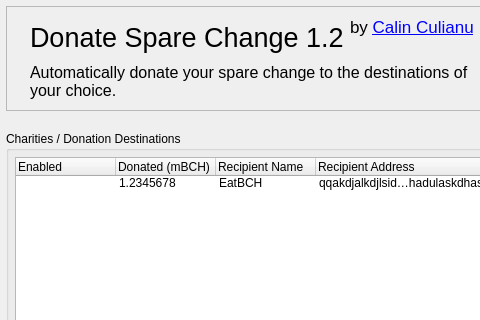
The window that ui.ui (cculianu/DonateSpareChange) describes before a commit, drawn with Qt 5; both pictures show x 0 to 480 and y 0 to 320 of the 1054 by 519 pixel window.
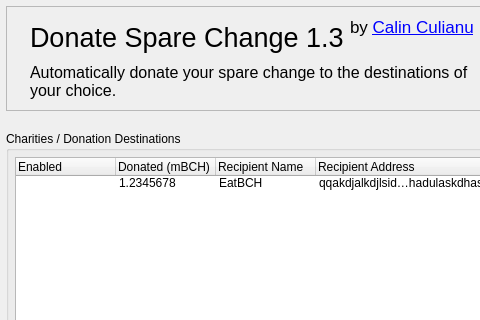
The same window after the commit. Icons and pictures are not drawn.

Commit message:
Made the "donate all" actually do 1 donee per tx
if not in batch mode

What changed in the file:
```diff
--- a/ui.ui
+++ b/ui.ui
@@ -449,7 +449,7 @@
          </font>
         </property>
         <property name="text">
-         <string>Donate Spare Change 1.2</string>
+         <string>Donate Spare Change 1.3</string>
         </property>
         <property name="alignment">
          <set>Qt::AlignLeading|Qt::AlignLeft|Qt::AlignVCenter</set>
```
The commit also changes 3 other files.
